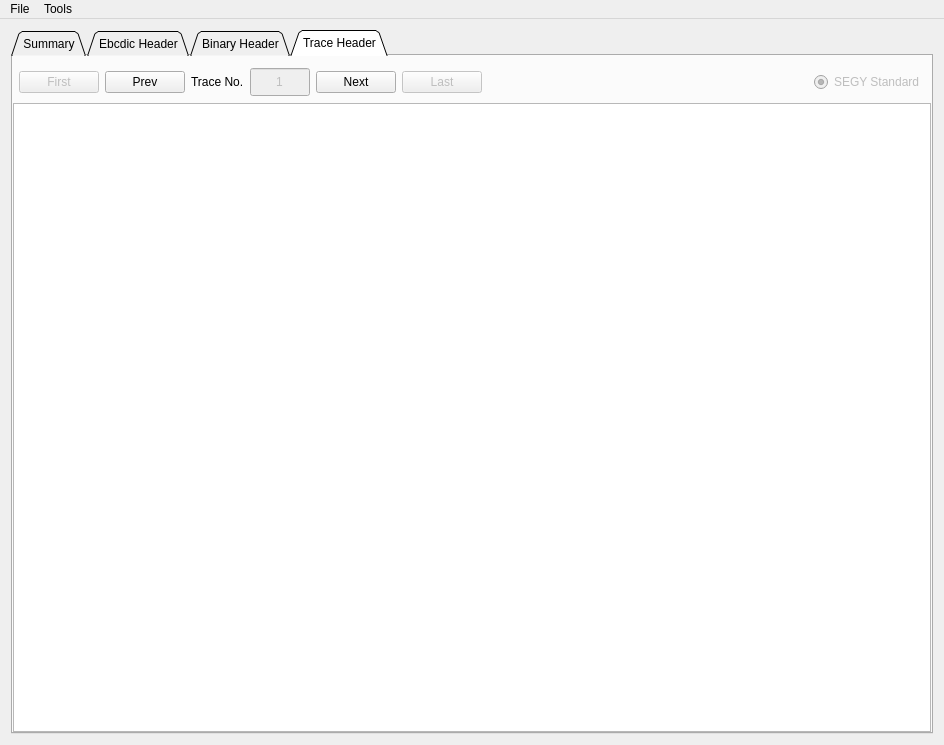
The window that mainwindow.ui (Mohamedss/qt-segy-viewer) describes before a commit, drawn with Qt 5.
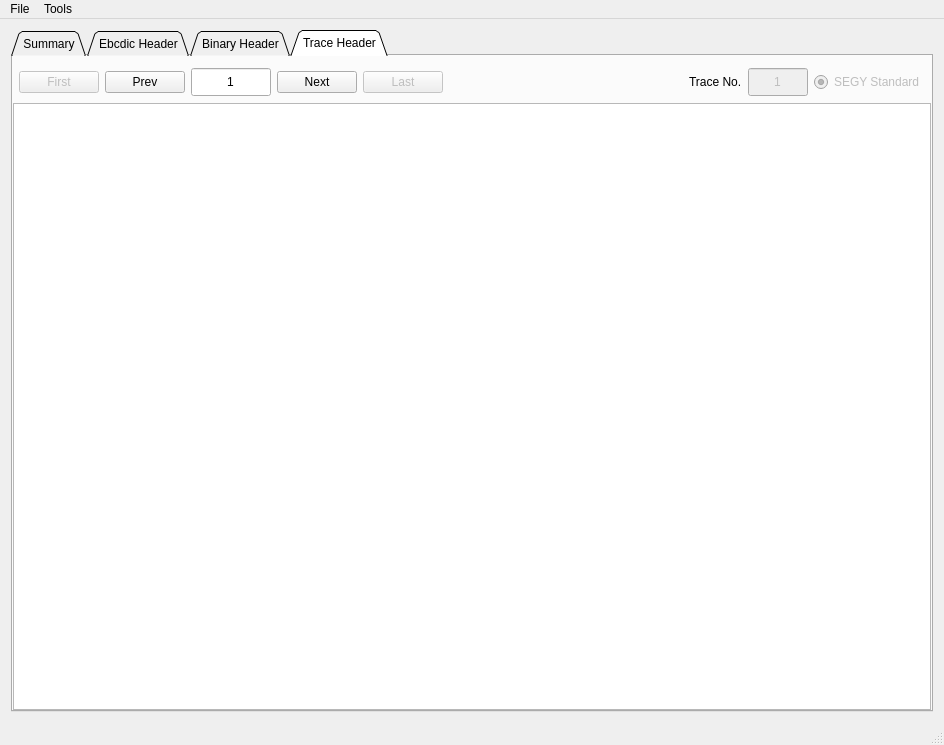
The same window after the commit. The open tabs and pages were chosen to show the change. Icons and pictures are not drawn.

Patch:
```diff
--- a/mainwindow.ui
+++ b/mainwindow.ui
@@ -228,43 +228,33 @@
              </widget>
             </item>
             <item>
-             <widget class="QLabel" name="label">
-              <property name="text">
-               <string>Trace No.</string>
-              </property>
-             </widget>
-            </item>
-            <item>
-             <widget class="QSpinBox" name="spinboxTrace">
-              <property name="enabled">
-               <bool>false</bool>
-              </property>
+             <widget class="QSpinBox" name="spinBox">
               <property name="sizePolicy">
-               <sizepolicy hsizetype="Minimum" vsizetype="Fixed">
+               <sizepolicy hsizetype="Fixed" vsizetype="Fixed">
                 <horstretch>0</horstretch>
                 <verstretch>0</verstretch>
                </sizepolicy>
               </property>
               <property name="minimumSize">
                <size>
-                <width>60</width>
+                <width>80</width>
                 <height>30</height>
                </size>
               </property>
               <property name="locale">
                <locale language="English" country="UnitedStates"/>
               </property>
+              <property name="frame">
+               <bool>true</bool>
+              </property>
               <property name="alignment">
                <set>Qt::AlignCenter</set>
               </property>
               <property name="buttonSymbols">
                <enum>QAbstractSpinBox::NoButtons</enum>
               </property>
-              <property name="specialValueText">
-               <string/>
-              </property>
-              <property name="minimum">
-               <number>1</number>
+              <property name="maximum">
+               <number>99999</number>
               </property>
               <property name="value">
                <number>1</number>
@@ -327,6 +317,50 @@
               </property>
              </spacer>
             </item>
+            <item>
+             <widget class="QLabel" name="label">
+              <property name="text">
+               <string>Trace No.</string>
+              </property>
+             </widget>
+            </item>
+            <item>
+             <widget class="QSpinBox" name="spinboxTrace">
+              <property name="enabled">
+               <bool>false</bool>
+              </property>
+              <property name="sizePolicy">
+               <sizepolicy hsizetype="Minimum" vsizetype="Fixed">
+                <horstretch>0</horstretch>
+                <verstretch>0</verstretch>
+               </sizepolicy>
+              </property>
+              <property name="minimumSize">
+               <size>
+                <width>60</width>
+                <height>30</height>
+               </size>
+              </property>
+              <property name="locale">
+               <locale language="English" country="UnitedStates"/>
+              </property>
+              <property name="alignment">
+               <set>Qt::AlignCenter</set>
+              </property>
+              <property name="buttonSymbols">
+               <enum>QAbstractSpinBox::NoButtons</enum>
+              </property>
+              <property name="specialValueText">
+               <string/>
+              </property>
+              <property name="minimum">
+               <number>1</number>
+              </property>
+              <property name="value">
+               <number>1</number>
+              </property>
+             </widget>
+            </item>
             <item>
              <widget class="QRadioButton" name="radioSEGYStandard">
               <property name="enabled">
@@ -391,6 +425,7 @@
    <addaction name="menuOpen_SEGY_file"/>
    <addaction name="menuTools"/>
   </widget>
+  <widget class="QStatusBar" name="statusBar"/>
   <action name="actionSEGY_Analyzer">
    <property name="text">
     <string>SEGY Analyzer</string>
```
Left out of the diff: 8 changed lines with no effect on the pictures.
